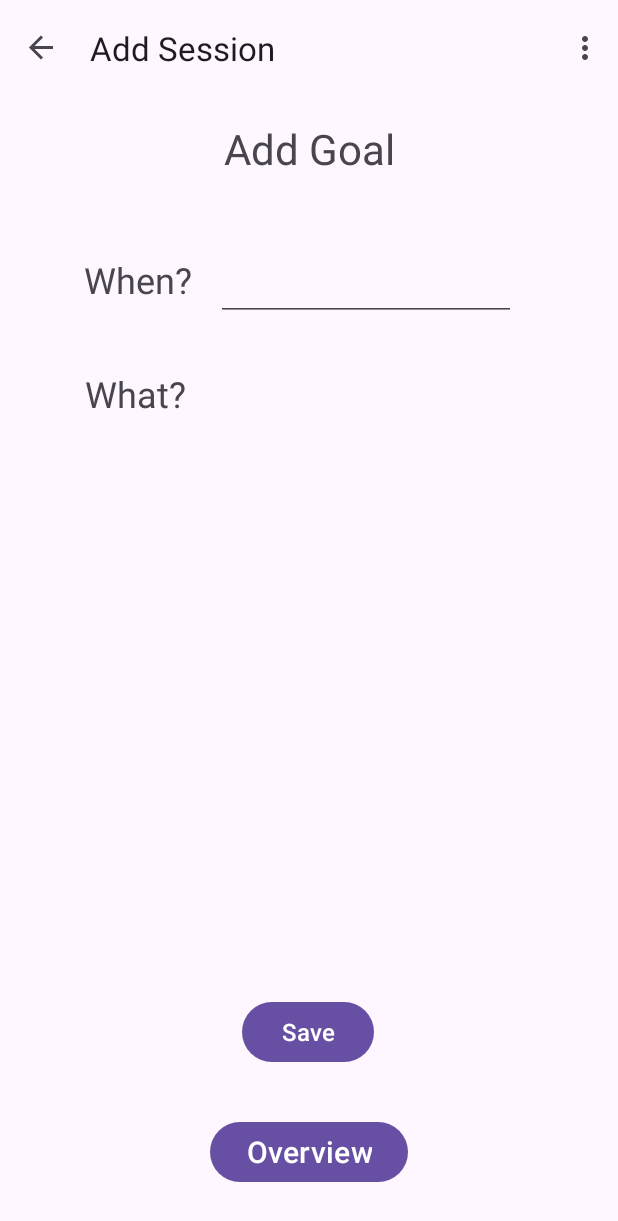
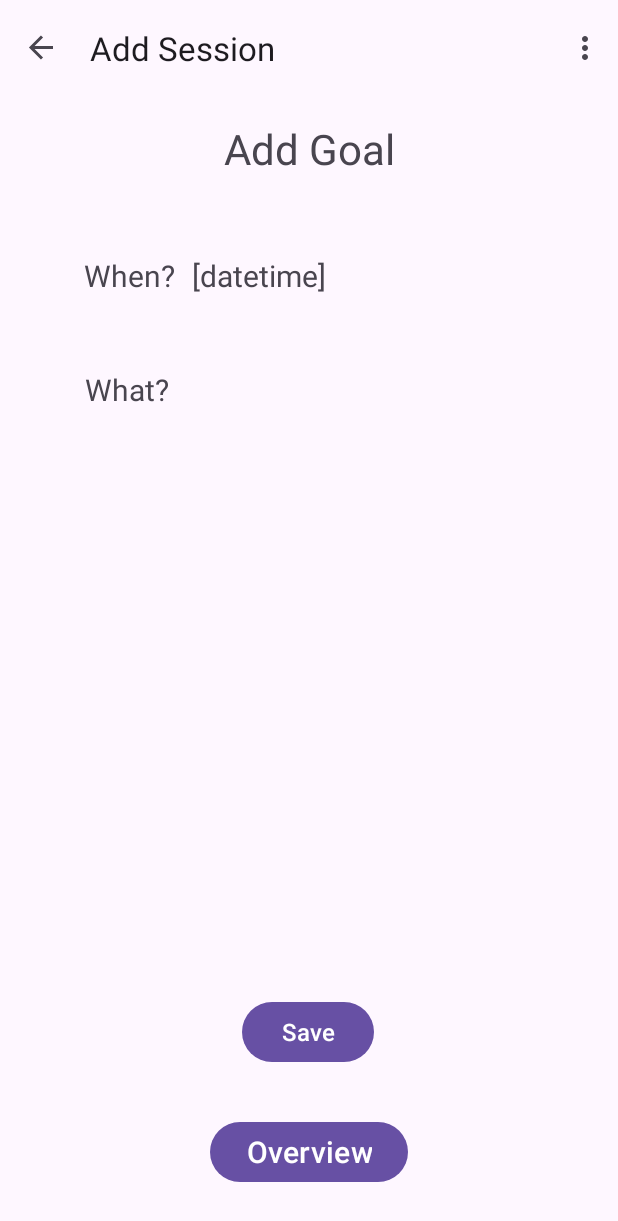
Before and after one commit to S1n93r/BodyGoals, an Android app: the AddSession screen opened through its navigation route, in the options menu, after a tap on "Settings", on a phone screen of 412 x 824 dp. Shown: the top 1221 px of the screen. Run offline under Robolectric (Android 15) with nearby library versions, the phone set to English and light mode, and no system bars; our stand-ins replace navigation-ui; libraries missing offline, so code that uses them is left out: java8.util, java8.util.stream.

Commit message:
it is now possible to select a date and the date will be displayed as text on the view

```diff
--- a/app/src/main/java/com/slinger/bodygoals/ui/ViewModel.java
+++ b/app/src/main/java/com/slinger/bodygoals/ui/ViewModel.java
@@ -7,6 +7,7 @@ import com.slinger.bodygoals.model.User;
 
 import java.util.ArrayList;
 import java.util.Calendar;
+import java.util.Date;
 import java.util.List;
 
 import androidx.annotation.NonNull;
@@ -22,6 +23,8 @@ public class ViewModel extends androidx.lifecycle.ViewModel {
             new MutableLiveData<>(CalendarWeek.from(Calendar.getInstance().getTime()));
 
     private final MutableLiveData<List<Goal>> userGoals = new MutableLiveData<>(new ArrayList<>());
+
+    private final MutableLiveData<Date> sessionDate = new MutableLiveData<>(Calendar.getInstance().getTime());
 
     public ViewModel() {
         registerLiveDataObserver();
@@ -41,6 +44,14 @@ public class ViewModel extends androidx.lifecycle.ViewModel {
 
     public LiveData<CalendarWeek> getSelectedCalendarWeek() {
         return selectedCalendarWeek;
+    }
+
+    public LiveData<Date> getSessionDate() {
+        return sessionDate;
+    }
+
+    public void setSessionDate(Date date) {
+        sessionDate.setValue(date);
     }
 
     public void selectPreviousWeek() {
--- /dev/null
+++ b/app/src/main/java/com/slinger/bodygoals/ui/components/DatePickerFragment.java
@@ -0,0 +1,45 @@
+package com.slinger.bodygoals.ui.components;
+
+import android.app.DatePickerDialog;
+import android.app.Dialog;
+import android.os.Bundle;
+import android.widget.DatePicker;
+
+import com.slinger.bodygoals.ui.ViewModel;
+
+import java.util.Calendar;
+
+import androidx.annotation.NonNull;
+import androidx.fragment.app.DialogFragment;
+import androidx.lifecycle.ViewModelProvider;
+
+public class DatePickerFragment extends DialogFragment implements DatePickerDialog.OnDateSetListener {
+
+    @NonNull
+    @Override
+    public Dialog onCreateDialog(Bundle savedInstanceState) {
+        // Use the current time as the default values for the picker.
+        final Calendar c = Calendar.getInstance();
+        int year = c.get(Calendar.YEAR);
+        int month = c.get(Calendar.MONTH);
+        int dayOfMonth = c.get(Calendar.DAY_OF_MONTH);
+
+        // Create a new instance of TimePickerDialog and return it.
+        return new DatePickerDialog(getActivity(), this, year, month, dayOfMonth);
+    }
+
+    @Override
+    public void onDateSet(DatePicker view, int year, int month, int dayOfMonth) {
+
+        if (getActivity() == null)
+            throw new IllegalStateException("Activity should not be 'null'.");
+
+        ViewModel viewModel = new ViewModelProvider(getActivity()).get(ViewModel.class);
+
+        Calendar calendar = Calendar.getInstance();
+
+        calendar.set(year, month, dayOfMonth);
+
+        viewModel.setSessionDate(calendar.getTime());
+    }
+}
--- a/app/src/main/java/com/slinger/bodygoals/ui/fragments/AddSession.java
+++ b/app/src/main/java/com/slinger/bodygoals/ui/fragments/AddSession.java
@@ -10,8 +10,11 @@ import com.slinger.bodygoals.databinding.FragmentAddSessionBinding;
 import com.slinger.bodygoals.model.Goal;
 import com.slinger.bodygoals.model.Session;
 import com.slinger.bodygoals.ui.ViewModel;
+import com.slinger.bodygoals.ui.components.DatePickerFragment;
 import com.slinger.bodygoals.ui.components.GoalCheckBox;
 
+import java.text.DateFormat;
+import java.util.ArrayList;
 import java.util.Calendar;
 import java.util.Date;
 import java.util.List;
@@ -21,7 +24,6 @@ import androidx.annotation.Nullable;
 import androidx.fragment.app.Fragment;
 import androidx.lifecycle.ViewModelProvider;
 import androidx.navigation.fragment.NavHostFragment;
-import java8.util.Lists;
 import java8.util.stream.Collectors;
 import java8.util.stream.StreamSupport;
 
@@ -30,6 +32,8 @@ public class AddSession extends Fragment {
     private ViewModel viewModel;
 
     private FragmentAddSessionBinding binding;
+
+    private final DatePickerFragment datePickerFragment = new DatePickerFragment();
 
     @Override
     public void onCreate(@Nullable Bundle savedInstanceState) {
@@ -53,18 +57,19 @@ public class AddSession extends Fragment {
     }
 
     public void onViewCreated(@NonNull View view, Bundle savedInstanceState) {
+
         super.onViewCreated(view, savedInstanceState);
 
-        binding.buttonToOverview.setOnClickListener(addGoalView -> navigateToOverview());
+        binding.buttonToOverview.setOnClickListener(addSessionView -> navigateToOverview());
 
-        binding.buttonSave.setOnClickListener(addGoalView -> {
+        binding.buttonSave.setOnClickListener(addSessionView -> {
 
-            /* TODO: Grab goals from component that shows all available goals. */
-            List<Goal> goals = Lists.of();
-
-            viewModel.addSessions(collectSessionsFromUI(goals));
+            viewModel.addSessions(collectSessionsFromUI());
             navigateToOverview();
         });
+
+        binding.selectedDateTimeText.setOnClickListener(addSessionView ->
+                datePickerFragment.show(getParentFragmentManager(), "timePicker"));
     }
 
     private void navigateToOverview() {
@@ -77,12 +82,23 @@ public class AddSession extends Fragment {
         binding = null;
     }
 
-    private List<Session> collectSessionsFromUI(List<Goal> goalList) {
+    private List<Session> collectSessionsFromUI() {
+
+        List<Goal> goals = new ArrayList<>(binding.goalList.getChildCount());
+
+        for (int i = 0; i < binding.goalList.getChildCount(); i++) {
+
+            GoalCheckBox goalCheckBox = (GoalCheckBox) binding.goalList.getChildAt(i);
+
+            if (goalCheckBox.isChecked())
+                goals.add(goalCheckBox.getGoal());
+        }
 
         /* TODO: Here we have to grab the date from a date picker component. */
+        /* TODO: https://developer.android.com/develop/ui/views/components/pickers#java*/
         Date date = Calendar.getInstance().getTime();
 
-        return StreamSupport.stream(goalList)
+        return StreamSupport.stream(goals)
                 .map(goal -> new Session(goal, date))
                 .collect(Collectors.toList());
     }
@@ -102,5 +118,12 @@ public class AddSession extends Fragment {
                 binding.goalList.addView(checkBox);
             }
         });
+
+        viewModel.getSessionDate().observe(this, date -> {
+
+            DateFormat dateFormat = DateFormat.getInstance();
+
+            binding.selectedDateTimeText.setText(dateFormat.format(date));
+        });
     }
 }
--- a/app/src/main/res/layout/fragment_add_session.xml
+++ b/app/src/main/res/layout/fragment_add_session.xml
@@ -51,25 +51,14 @@
 
     <TextView
         android:id="@+id/textView2"
-        android:layout_width="88dp"
-        android:layout_height="40dp"
+        android:layout_width="72dp"
+        android:layout_height="wrap_content"
         android:layout_marginStart="56dp"
         android:layout_marginTop="52dp"
         android:layout_weight="1"
         android:text="@string/when_done"
-        android:textSize="24sp"
+        android:textSize="20sp"
         app:layout_constraintStart_toStartOf="parent"
-        app:layout_constraintTop_toBottomOf="@+id/titleTextView" />
-
-    <EditText
-        android:id="@+id/goalNameText"
-        android:layout_width="200dp"
-        android:layout_height="wrap_content"
-        android:layout_marginTop="48dp"
-        android:layout_weight="1"
-        android:inputType="text"
-        android:textSize="20sp"
-        app:layout_constraintStart_toEndOf="@+id/textView2"
         app:layout_constraintTop_toBottomOf="@+id/titleTextView" />
 
     <TextView
@@ -78,7 +67,7 @@
         android:layout_height="wrap_content"
         android:layout_weight="1"
         android:text="@string/what_goals"
-        android:textSize="24sp"
+        android:textSize="20sp"
         android:layout_marginTop="128dp"
         app:layout_constraintEnd_toEndOf="parent"
         app:layout_constraintHorizontal_bias="0.504"
@@ -100,4 +89,14 @@
             android:orientation="vertical" />
     </ScrollView>
 
+    <TextView
+        android:id="@+id/selectedDateTimeText"
+        android:layout_width="200dp"
+        android:layout_height="wrap_content"
+        android:layout_marginTop="52dp"
+        android:text="@string/datetime_placeholder"
+        android:textSize="20sp"
+        app:layout_constraintStart_toEndOf="@+id/textView2"
+        app:layout_constraintTop_toBottomOf="@+id/titleTextView" />
+
 </androidx.constraintlayout.widget.ConstraintLayout>
--- a/app/src/main/res/navigation/nav_graph.xml
+++ b/app/src/main/res/navigation/nav_graph.xml
@@ -46,5 +46,13 @@
         <action
             android:id="@+id/action_AddSessionFragment_to_OverviewFragment"
             app:destination="@id/OverviewFragment" />
+        <action
+            android:id="@+id/action_AddSessionFragment_to_TimePickerFragment"
+            app:destination="@id/TimePickerFragment" />
     </fragment>
+    <fragment
+        android:id="@+id/TimePickerFragment"
+        android:name="com.slinger.bodygoals.ui.components.TimePickerFragment"
+        android:label="@string/title_add_session"
+        tools:layout="@layout/fragment_weekly_log"></fragment>
 </navigation>
--- a/app/src/main/res/values/strings.xml
+++ b/app/src/main/res/values/strings.xml
@@ -25,6 +25,7 @@
     <string name="button_add_goal">Add\nGoal</string>
     <string name="button_add_session">Add\nSession</string>
     <string name="button_overview">Overview</string>
+    <string name="datetime_placeholder">[datetime]</string>
     <!-- ComboBoxes -->
     <string name="cb_shoulders">Shoulders</string>
     <string name="cb_triceps">Triceps</string>
```
Also changed, not shown: app/src/main/java/com/slinger/bodygoals/ui/components/TimePickerFragment.java (added, +32 -0 lines).
